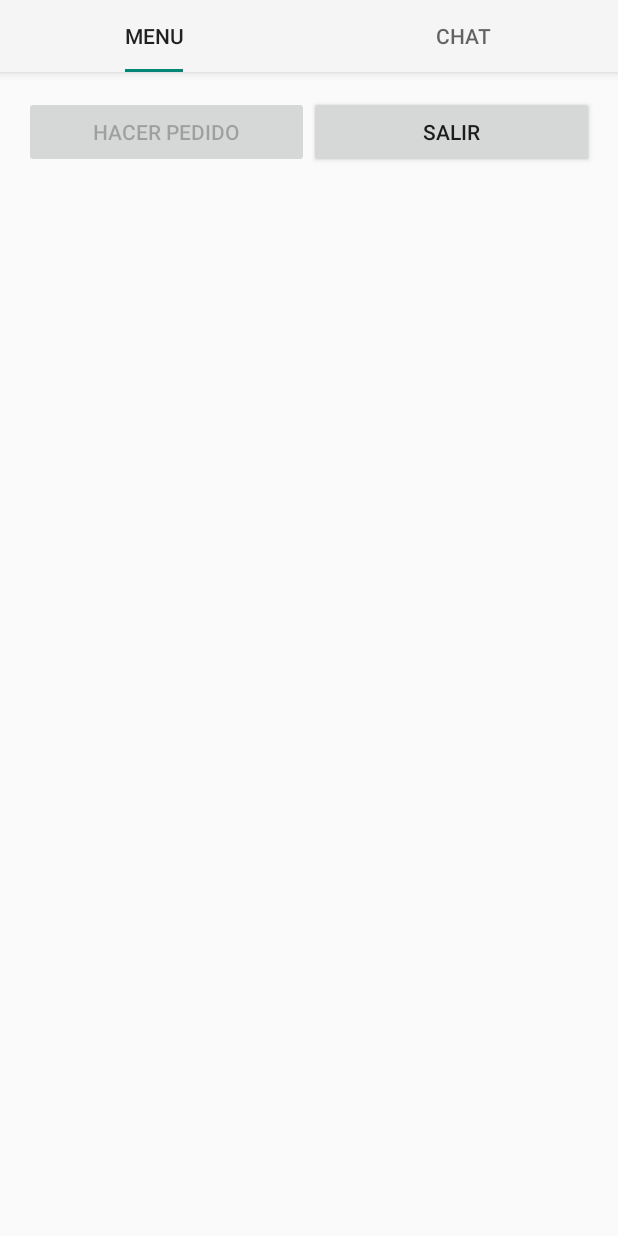
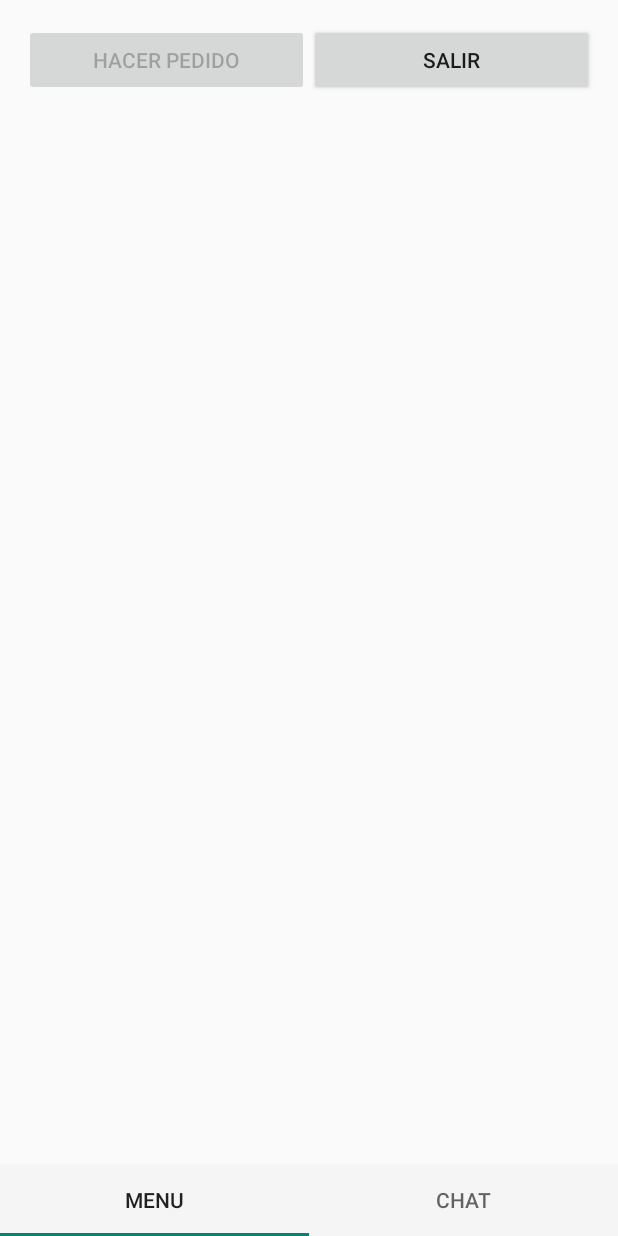
Before and after one commit to 1001inchNails/practOrtoRestauranteMovill, an Android app built with Jetpack Compose: the MainActivity screen opened directly, with no data from a screen before it, on a phone screen of 412 x 824 dp. Run offline under Robolectric (Android 15) with nearby library versions, the phone set to English and light mode, and no system bars; 1 statement that could not run was skipped.

```diff
--- a/app/src/main/res/layout/activity_main.xml
+++ b/app/src/main/res/layout/activity_main.xml
@@ -1,26 +1,19 @@
 <?xml version="1.0" encoding="utf-8"?>
-<androidx.coordinatorlayout.widget.CoordinatorLayout
-    xmlns:android="http://schemas.android.com/apk/res/android"
-    xmlns:app="http://schemas.android.com/apk/res-auto"
+<LinearLayout xmlns:android="http://schemas.android.com/apk/res/android"
     android:layout_width="match_parent"
-    android:layout_height="match_parent">
-
-    <com.google.android.material.appbar.AppBarLayout
-        android:layout_width="match_parent"
-        android:layout_height="wrap_content">
-
-        <com.google.android.material.tabs.TabLayout
-            android:id="@+id/tabLayout"
-            android:layout_width="match_parent"
-            android:layout_height="wrap_content"
-            app:tabIndicatorFullWidth="false"/>
-    </com.google.android.material.appbar.AppBarLayout>
+    android:layout_height="match_parent"
+    android:orientation="vertical">
 
     <androidx.viewpager2.widget.ViewPager2
         android:id="@+id/viewPager"
         android:layout_width="match_parent"
-        android:layout_height="match_parent"
-        android:layout_marginTop="0dp"
-        app:layout_behavior="@string/appbar_scrolling_view_behavior"/>
+        android:layout_height="0dp"
+        android:layout_weight="1" />
 
-</androidx.coordinatorlayout.widget.CoordinatorLayout>
+    <com.google.android.material.tabs.TabLayout
+        android:id="@+id/tabLayout"
+        android:layout_width="match_parent"
+        android:layout_height="wrap_content"
+        android:background="?attr/colorPrimary" />
+
+</LinearLayout>
```
